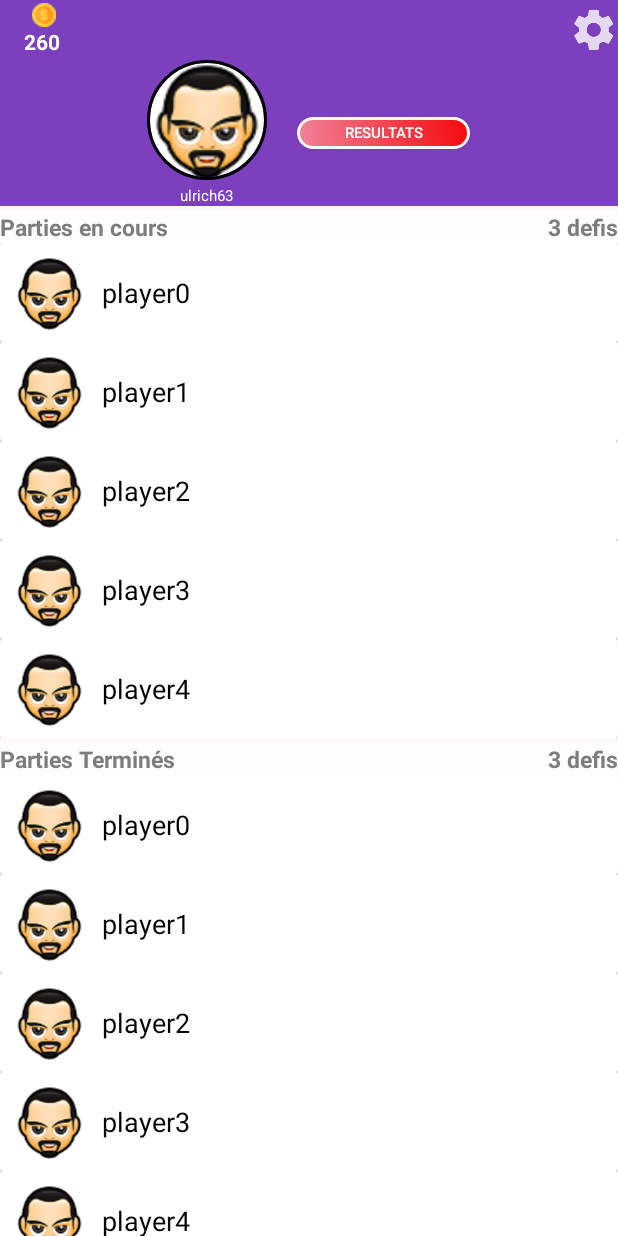
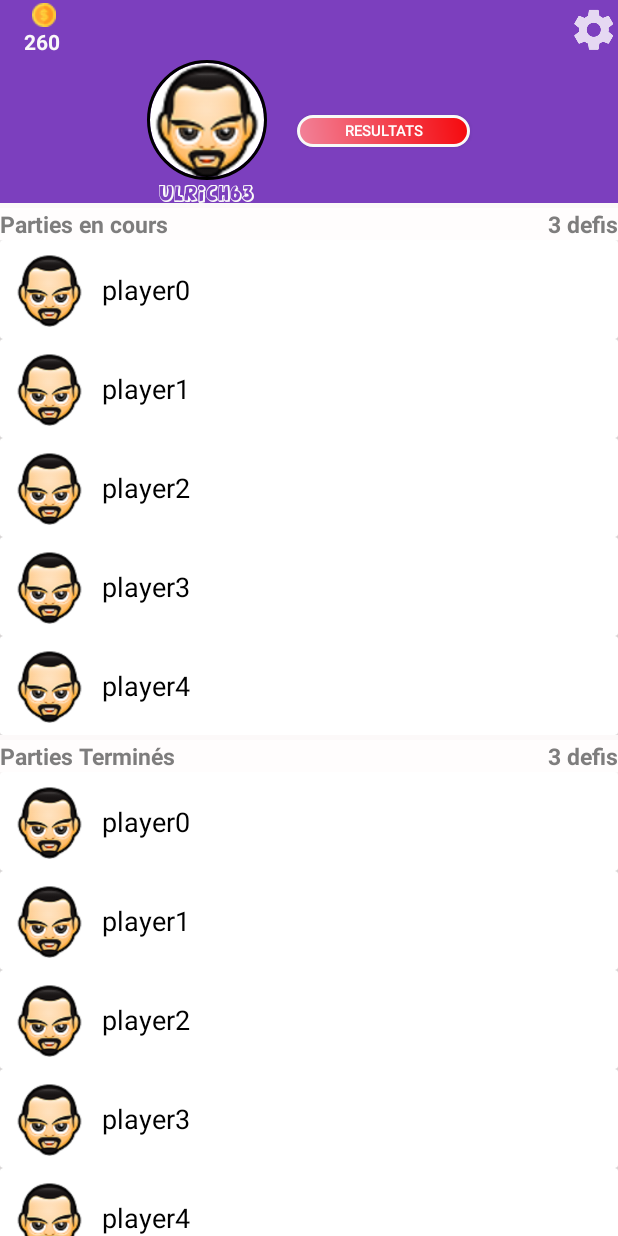
Before and after one commit to blackcypher/BlindTestFun, an Android app: the HomeActivity screen opened directly, with no data from a screen before it, on a phone screen of 412 x 824 dp. Run offline under Robolectric (Android 15) with nearby library versions, the phone set to English and light mode, and no system bars; our stand-ins replace CircleImageView.

```diff
--- a/app/build.gradle
+++ b/app/build.gradle
@@ -20,6 +20,17 @@ android {
         }
     }
     sourceSets { main { res.srcDirs = ['src/main/res', 'src/main/res/values-v21'] } }
+    packagingOptions {
+        exclude 'META-INF/proguard/androidx-annotations.pro'
+        exclude 'META-INF/DEPENDENCIES'
+        exclude 'META-INF/LICENSE'
+        exclude 'META-INF/LICENSE.txt'
+        exclude 'META-INF/license.txt'
+        exclude 'META-INF/NOTICE'
+        exclude 'META-INF/NOTICE.txt'
+        exclude 'META-INF/notice.txt'
+        exclude 'META-INF/ASL2.0'
+    }
 }
 
 dependencies {
--- a/app/src/main/java/com/jupiter/ulric/blindtestfun/activities/HomeActivity.java
+++ b/app/src/main/java/com/jupiter/ulric/blindtestfun/activities/HomeActivity.java
@@ -26,14 +26,14 @@ import java.util.List;
 public class HomeActivity extends AppCompatActivity {
 
     public static Context context;
-    private PlayersDataAdapter mAdapter;
-    private PlayersDataAdapter mAdapter2;
+    private PlayersDataAdapter mAdapterCurrent;
+    private PlayersDataAdapter mAdapterEnded;
     private SwipeController swipeController = null;
     private SwipeController swipeController2 = null;
     private int nbPlayers = 5;
 
-    private RecyclerView recyclerView;
-    private RecyclerView recyclerView2;
+    private RecyclerView recyclerViewCurrent;
+    private RecyclerView recyclerViewEnded;
 
     @Override
     protected void onCreate(Bundle savedInstanceState) {
@@ -48,33 +48,32 @@ public class HomeActivity extends AppCompatActivity {
         paint.setColor(Color.WHITE);
         Typeface chops = Typeface.createFromAsset(getAssets(), "AgentOrange.ttf");
         TextView loginTextview = (TextView) findViewById(R.id.login);
-        //loginTextview.setTypeface(chops, Typeface.BOLD);
+        loginTextview.setTypeface(chops, Typeface.BOLD);
 
-        recyclerView = (RecyclerView) findViewById(R.id.recyclerView);
-        recyclerView2 = (RecyclerView) findViewById(R.id.recyclerView2);
-        recyclerView.setNestedScrollingEnabled(false);
-        recyclerView2.setNestedScrollingEnabled(false);
-        setPlayersDataAdapter();
-        setupRecyclerView();
+        recyclerViewCurrent = (RecyclerView) findViewById(R.id.recyclerView);
+        recyclerViewEnded = (RecyclerView) findViewById(R.id.recyclerView2);
+        mAdapterCurrent = getPlayersDataAdapter(nbPlayers);
+        mAdapterEnded = getPlayersDataAdapter(nbPlayers+5);
+
+        setupRecyclerView(recyclerViewCurrent, mAdapterCurrent);
+        setupRecyclerView(recyclerViewEnded, mAdapterEnded);
     }
 
-    private void setPlayersDataAdapter() {
+    private PlayersDataAdapter getPlayersDataAdapter(int nbPlayers) {
         List<Player> players = new ArrayList<>();
         for(int i = 0; i<nbPlayers; i++){
             players.add(new Player("player"+i));
         }
-        mAdapter = new PlayersDataAdapter(players);
-        mAdapter2 = new PlayersDataAdapter(players);
+        PlayersDataAdapter adapter = new PlayersDataAdapter(players);
+        return adapter;
     }
 
-    private void setupRecyclerView() {
-
+    private void setupRecyclerView(RecyclerView recyclerView, final PlayersDataAdapter mAdapter) {
+        recyclerView.setNestedScrollingEnabled(false);
         recyclerView.setLayoutManager(new LinearLayoutManager(this, LinearLayoutManager.VERTICAL, false));
         recyclerView.setAdapter(mAdapter);
-        recyclerView2.setLayoutManager(new LinearLayoutManager(this, LinearLayoutManager.VERTICAL, false));
-        recyclerView2.setAdapter(mAdapter2);
 
-        swipeController = new SwipeController(new SwipeControllerActions() {
+        final SwipeController swipeController = new SwipeController(new SwipeControllerActions() {
             @Override
             public void onRightClicked(int position) {
                 mAdapter.players.remove(position);
@@ -83,19 +82,8 @@ public class HomeActivity extends AppCompatActivity {
             }
         });
 
-        swipeController2 = new SwipeController(new SwipeControllerActions() {
-            @Override
-            public void onRightClicked(int position) {
-                mAdapter2.players.remove(position);
-                mAdapter2.notifyItemRemoved(position);
-                mAdapter2.notifyItemRangeChanged(position, mAdapter2.getItemCount());
-            }
-        });
-
         ItemTouchHelper itemTouchhelper = new ItemTouchHelper(swipeController);
-        ItemTouchHelper itemTouchhelper2 = new ItemTouchHelper(swipeController2);
         itemTouchhelper.attachToRecyclerView(recyclerView);
-        itemTouchhelper2.attachToRecyclerView(recyclerView2);
 
         recyclerView.addItemDecoration(new RecyclerView.ItemDecoration() {
             @Override
@@ -103,11 +91,5 @@ public class HomeActivity extends AppCompatActivity {
                 swipeController.onDraw(c);
             }
         });
-        recyclerView2.addItemDecoration(new RecyclerView.ItemDecoration() {
-            @Override
-            public void onDraw(Canvas c, RecyclerView parent, RecyclerView.State state) {
-                swipeController2.onDraw(c);
-            }
-        });
     }
 }
--- a/app/src/main/res/layout/content_home.xml
+++ b/app/src/main/res/layout/content_home.xml
@@ -7,7 +7,7 @@
 
     <LinearLayout
         android:layout_width="match_parent"
-        android:layout_height="wrap_content"
+        android:layout_height="match_parent"
         android:orientation="vertical">
 
         <RelativeLayout xmlns:android="http://schemas.android.com/apk/res/android"
@@ -83,23 +83,6 @@
             android:layout_height="wrap_content"
             android:clipToPadding="false"
             android:orientation="vertical"
-            android:overScrollMode="never"/>
-
-        <RelativeLayout xmlns:android="http://schemas.android.com/apk/res/android"
-            android:layout_width="match_parent"
-            android:layout_height="wrap_content"
-            android:layout_marginTop="3dp"
-            android:background="#fffdfd"
-            android:orientation="horizontal">
-
-            <TextView
-                android:layout_width="match_parent"
-                android:layout_height="wrap_content"
-                android:text="@string/nb_play"
-                android:textColor="#f6f2f2"
-                android:textSize="15dp"
-                android:background="#e11313"
-                android:textStyle="bold" />
-        </RelativeLayout>
+            android:overScrollMode="never" />
     </LinearLayout>
 </android.support.v4.widget.NestedScrollView>
```
